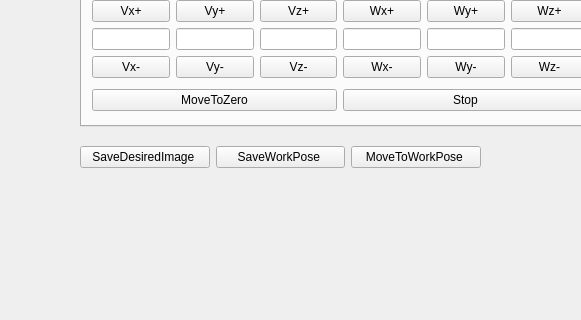
Old version of the form mainwindow.ui in the repository fengyu1993/Microscopic_Visual_Servoing; both pictures show x 260 to 841 and y 387 to 707 of the 1219 by 830 pixel window.
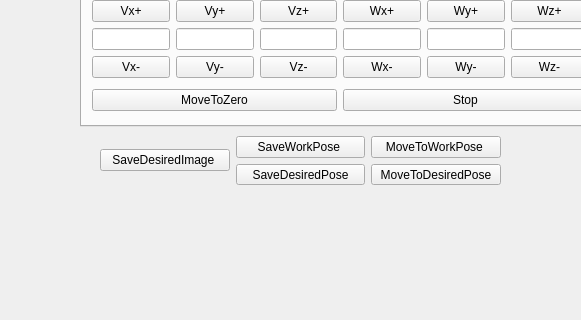
New version of the form. Custom widgets are drawn as their Qt base class.

```diff
--- a/mainwindow.ui
+++ b/mainwindow.ui
@@ -1011,10 +1011,10 @@
    <widget class="QWidget" name="horizontalLayoutWidget_2">
     <property name="geometry">
      <rect>
-      <x>340</x>
-      <y>510</y>
+      <x>360</x>
+      <y>500</y>
       <width>401</width>
-      <height>22</height>
+      <height>49</height>
      </rect>
     </property>
     <layout class="QHBoxLayout" name="horizontalLayout_16">
@@ -1026,6 +1026,8 @@
       </widget>
      </item>
      <item>
+      <layout class="QVBoxLayout" name="verticalLayout_24">
+       <item>
       <widget class="QPushButton" name="SaveWorkPose">
        <property name="text">
         <string>SaveWorkPose </string>
@@ -1033,11 +1035,31 @@
       </widget>
      </item>
      <item>
+        <widget class="QPushButton" name="SaveDesiredPose">
+         <property name="text">
+          <string>SaveDesiredPose</string>
+         </property>
+        </widget>
+       </item>
+      </layout>
+     </item>
+     <item>
+      <layout class="QVBoxLayout" name="verticalLayout_25">
+       <item>
       <widget class="QPushButton" name="MoveToWorkPose">
        <property name="text">
         <string>MoveToWorkPose </string>
        </property>
       </widget>
+       </item>
+       <item>
+        <widget class="QPushButton" name="MoveToDesiredPose">
+         <property name="text">
+          <string>MoveToDesiredPose</string>
+         </property>
+        </widget>
+       </item>
+      </layout>
      </item>
     </layout>
    </widget>
```
Lines whose indentation alone changed are shown as unchanged.
